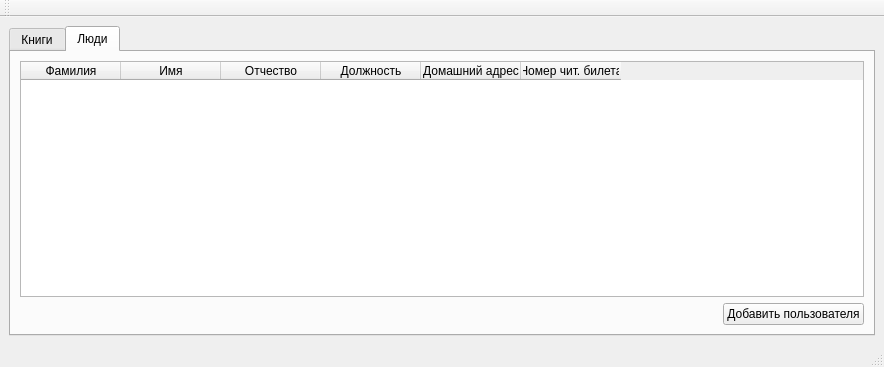
qreodium/is_libary, file mainwindow.ui: the form before one commit.
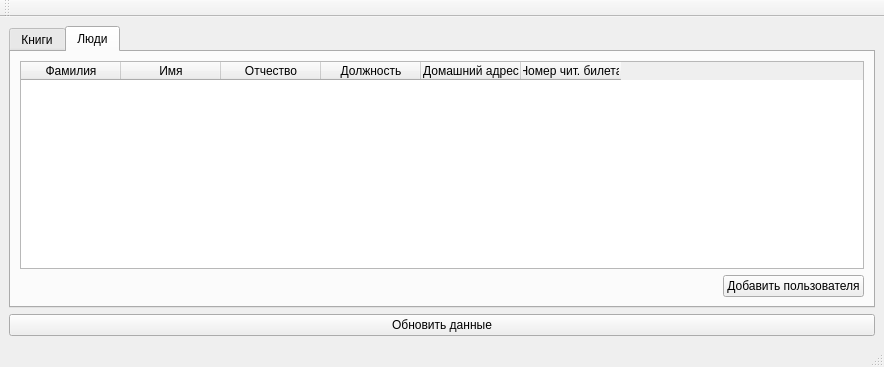
The form after the commit.

The edit to the form file:
```diff
--- a/mainwindow.ui
+++ b/mainwindow.ui
@@ -204,6 +204,13 @@
       </widget>
      </widget>
     </item>
+    <item>
+     <widget class="QPushButton" name="pushButtonUpdate">
+      <property name="text">
+       <string>Обновить данные</string>
+      </property>
+     </widget>
+    </item>
    </layout>
   </widget>
   <widget class="QMenuBar" name="menubar">
```
Left out of the diff: 17 changed lines with no effect on the pictures.
